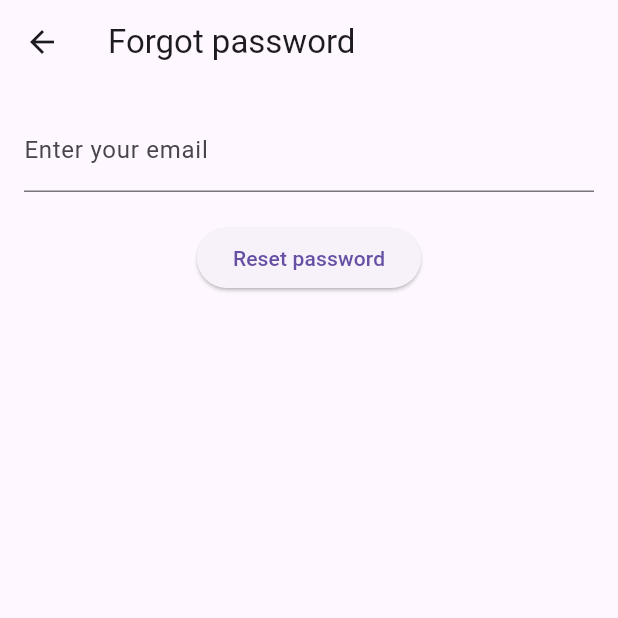
After one commit to Nandanacb/Firebase_authentication, a Flutter app: the ForgotPasswordScreen screen opened directly, on a phone screen of 412 x 824 dp, the top half of it. The commit adds this screen. Run offline on Flutter 3.47's test engine with Material 3 defaults, Android fonts, the phone set to English and light mode, and no system bars; our stand-ins replace firebase_auth, firebase_core; accounts and stored records are empty; network calls fail.

Commit message:
13/11/24

```diff
--- /dev/null
+++ b/lib/forgotpasswordscreen.dart
@@ -0,0 +1,83 @@
+import 'package:firebase_auth/firebase_auth.dart';
+import 'package:firebase_core/firebase_core.dart';
+import 'package:flutter/material.dart';
+
+class ForgotPasswordScreen extends StatefulWidget {
+  @override
+  State<ForgotPasswordScreen> createState() => _ForgotPasswordScreenState();
+}
+
+class _ForgotPasswordScreenState extends State<ForgotPasswordScreen> {
+  final TextEditingController _emailController = TextEditingController();
+  bool _isloading = false;
+  String? _errorMessage = null;
+
+  Future<void> _sendPasswordResetEmail() async {
+    setState(() {
+      _isloading = true;
+      _errorMessage = null;
+    });
+    try {
+      await FirebaseAuth.instance
+          .sendPasswordResetEmail(email: _emailController.text.trim());
+      setState(() {
+        _isloading = false;
+      });
+
+      _showDialog('Password reset email send! Please check your inbox.');
+    } on FirebaseAuthException catch (e) {
+      setState(() {
+        _isloading = false;
+      });
+      _showDialog(e.message ?? 'An error occurred');
+    }
+  }
+
+  void _showDialog(String message) {
+    showDialog(
+        context: context,
+        builder: (context) => AlertDialog(
+              title: Text('Notification'),
+              content: Text(message),
+              actions: [
+                TextButton(
+                    onPressed: () {
+                      Navigator.of(context).pop();
+                    },
+                    child: Text("OK")),
+              ],
+            ));
+  }
+
+  @override
+  Widget build(BuildContext context) {
+    return Scaffold(
+        appBar: AppBar(
+          title: Text("Forgot password"),
+        ),
+        body: Padding(
+          padding: const EdgeInsets.all(16.0),
+          child: Column(
+            children: <Widget>[
+              TextField(
+                controller: _emailController,
+                keyboardType: TextInputType.emailAddress,
+                decoration: InputDecoration(
+                  labelText: 'Enter your email',
+                  hintText: 'example@example.com',
+                  errorText: _errorMessage,
+                ),
+              ),
+              SizedBox(
+                height: 20,
+              ),
+              _isloading
+                  ? CircularProgressIndicator()
+                  : ElevatedButton(
+                      onPressed: _sendPasswordResetEmail,
+                      child: Text('Reset password')),
+            ],
+          ),
+        ));
+  }
+}
--- a/lib/main.dart
+++ b/lib/main.dart
@@ -14,7 +14,7 @@ class MyApp extends StatelessWidget {
   Widget build(BuildContext context) {
     return MaterialApp(
       debugShowCheckedModeBanner: false,
-      home: Secondpage(),
+      home: Firstpage(),
     );
   }
 }
```
Also changed, not shown: lib/firstpage.dart (+69 -9 lines), lib/secondpage.dart (+58 -4 lines).
